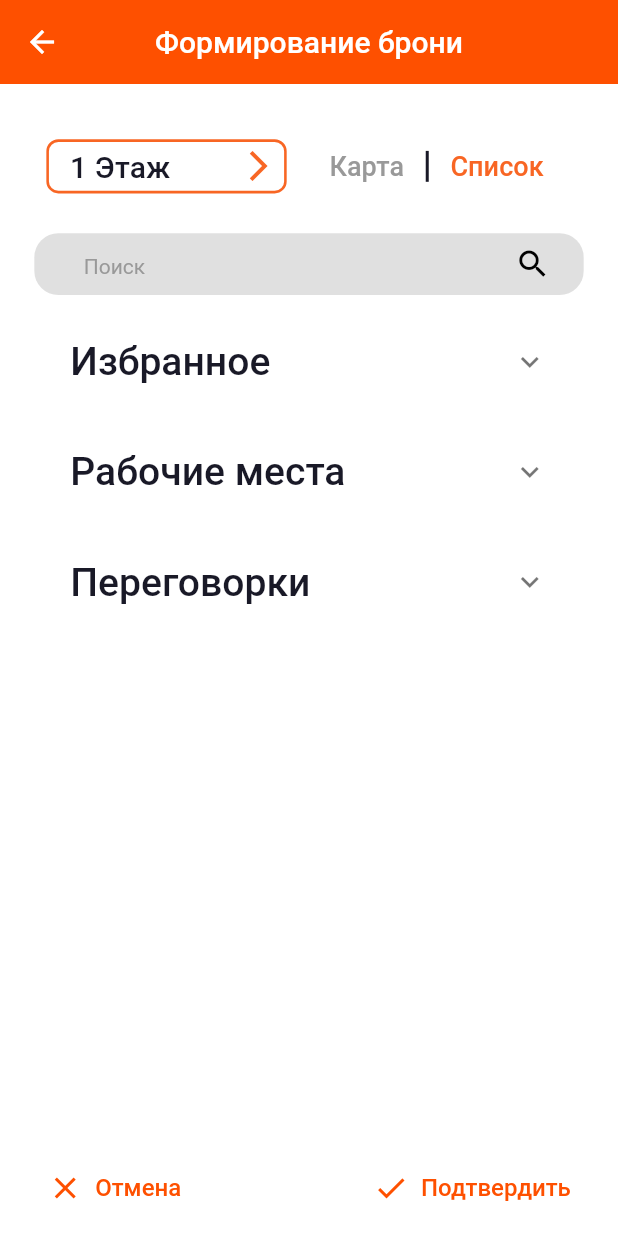
After one commit to PainappuruNyan/flutter_study_project, a Flutter app: the BookingCreate3Screen screen opened directly, on a phone screen of 412 x 824 dp. The commit adds this screen. Run offline on Flutter 3.47's test engine with Material 2 defaults, Android fonts, the light colour scheme and no system bars; our stand-ins replace accordion, dartz, equatable, flutter_screenutil, internet_connection_checker, shared_preferences; missing offline and left inert: icon_decoration; accounts and stored records are empty; project files that could hold a hidden picture were left out.

Commit message:
#15 booking create 3 screen created
See merge request plugin-fall/team5/atb_plugin_flutter!13

```diff
--- a/lib/main.dart
+++ b/lib/main.dart
@@ -29,7 +29,7 @@ class MyApp extends StatelessWidget {
         return  MaterialApp(
           theme: basicTheme(),
           debugShowCheckedModeBanner: false,
-          initialRoute: Routes.create_office_1,
+          initialRoute: Routes.login,
           routes: <String, Widget Function(BuildContext)>{
             Routes.login: (BuildContext context) => const LoginScreen(),
             Routes.profile: (BuildContext context) => const ProfileScreen(),
--- a/lib/src/core/constants/theme.dart
+++ b/lib/src/core/constants/theme.dart
@@ -17,7 +17,9 @@ ThemeData basicTheme() => ThemeData(
         elevation: 0,
         centerTitle: true,
         systemOverlayStyle:
-            SystemUiOverlayStyle(statusBarColor: MyColors.kPrimary),
+            SystemUiOverlayStyle(
+              statusBarColor: MyColors.kPrimary,
+              statusBarIconBrightness: Brightness.light,),
         backgroundColor: MyColors.kPrimary,
         titleTextStyle: TextStyle(
             fontFamily: 'Roboto',
@@ -27,7 +29,7 @@ ThemeData basicTheme() => ThemeData(
       ),
       bottomAppBarTheme: const BottomAppBarTheme(
         elevation: 0,
-        color: MyColors.kFrameBackground,
+        color: MyColors.kWhite,
       ),
       textTheme: const TextTheme(
           headline6: TextStyle(
@@ -63,7 +65,7 @@ ThemeData basicTheme() => ThemeData(
               fontFamily: 'Roboto',
               fontSize: 20,
               color: MyColors.kPrimaryText,
-              fontWeight: FontWeight.w400)),
+              fontWeight: FontWeight.w500)),
       iconTheme: const IconThemeData(color: MyColors.kWhite),
       floatingActionButtonTheme: const FloatingActionButtonThemeData(
           backgroundColor: MyColors.kPrimary, foregroundColor: MyColors.kWhite),
@@ -102,5 +104,5 @@ ThemeData basicTheme() => ThemeData(
           dayPeriodTextColor: MyColors.kPrimary,
           dialHandColor: MyColors.kPrimary,
           hourMinuteTextColor: MyColors.kPrimary),
-      scaffoldBackgroundColor: MyColors.kFrameBackground,
+      scaffoldBackgroundColor: MyColors.kWhite,
     );
--- /dev/null
+++ b/lib/src/presentation/booking/screens/booking_create_3.dart
@@ -0,0 +1,337 @@
+import 'package:flutter/material.dart';
+import 'package:flutter_screenutil/flutter_screenutil.dart';
+import 'package:icon_decoration/icon_decoration.dart';
+
+import '../../../core/constants/colors.dart';
+import '../../widgets/bottom_app_bar.dart';
+
+class BookingCreate3Screen extends StatefulWidget {
+  const BookingCreate3Screen({super.key});
+
+  static const String routeName = '/booking_create/3';
+
+  @override
+  State<StatefulWidget> createState() {
+    return _BookingCreate3Screen();
+  }
+}
+
+class _BookingCreate3Screen extends State<BookingCreate3Screen> {
+  static final List<String> favoriteList = <String>[
+    'id 1',
+    'id 2',
+    'id 3',
+    'id 4',
+    'id 5',
+  ];
+  static final List<String> workplaceList = <String>[
+    'id 1',
+    'id 2',
+    'id 3',
+    'id 4',
+    'id 5',
+  ];
+  static final List<String> meetingroomList = <String>[
+    'id 1',
+    'id 2',
+    'id 3',
+    'id 4',
+    'id 5',
+  ];
+  // final List<bool> _isFavorited = List<bool>.filled(favoriteList.length, false);
+
+  static final List<String> floors = <String>[
+    '1 Этаж',
+    '2 Этаж',
+    '3 Этаж',
+    '4 Этаж',
+    '5 Этаж',
+    '6 Этаж',
+  ];
+  String? selectedFloor = '1 Этаж';
+  bool listChecked = true;
+  bool mapChecked = false;
+  String searchString = '';
+
+  @override
+  void initState() {
+    super.initState();
+  }
+
+  @override
+  Widget build(BuildContext context) {
+    return Scaffold(
+      backgroundColor: MyColors.kWhite,
+      appBar: AppBar(
+          title: const Text(
+        'Формирование брони',
+      )),
+      body: SingleChildScrollView(
+        child: Column(
+          children: <Widget>[
+            Container(
+              padding: EdgeInsets.only(top: 30.sp, bottom: 20.sp),
+              child: Row(
+                children: <Widget>[
+                  Container(
+                    padding: EdgeInsets.only(left: 30.sp),
+                    child: CustomDropDown(
+                      value: selectedFloor,
+                      itemsList: floors,
+                      onChanged: (dynamic value) {
+                        setState(() {
+                          selectedFloor = value.toString();
+                        });
+                      },
+                    ),
+                  ),
+                  Container(
+                    padding: EdgeInsets.only(left: 20.sp),
+                    child: TextButton(
+                        onPressed: () {
+                          setState(() {
+                            mapChecked = true;
+                            listChecked = false;
+                          });
+                        },
+                        child: mapChecked
+                            ? const Text('Карта',
+                                style: TextStyle(
+                                    color: MyColors.kSecondary, fontSize: 18))
+                            : const Text('Карта',
+                                style: TextStyle(
+                                    color: MyColors.kTextSecondary,
+                                    fontSize: 18))),
+                  ),
+                  SizedBox(
+                    height: 20.h,
+                    child: const VerticalDivider(
+                      color: MyColors.kPrimaryText,
+                      thickness: 2,
+                      width: 15,
+                    ),
+                  ),
+                  TextButton(
+                      onPressed: () {
+                        setState(() {
+                          mapChecked = false;
+                          listChecked = true;
+                        });
+                      },
+                      child: listChecked
+                          ? const Text('Список',
+                              style: TextStyle(
+                                  color: MyColors.kSecondary, fontSize: 18))
+                          : const Text('Список',
+                              style: TextStyle(
+                                  color: MyColors.kTextSecondary,
+                                  fontSize: 18))),
+                ],
+              ),
+            ),
+            Container(
+              padding: EdgeInsets.only(
+                  left: 32.sp, right: 10, bottom: 5.sp, top: 5.sp),
+              width: 320.w,
+              height: 40.h,
+              decoration: BoxDecoration(
+                borderRadius: BorderRadius.circular(16),
+                color: Colors.grey.shade300,
+              ),
+              child: TextField(
+                style: Theme.of(context).textTheme.bodyText2,
+                onChanged: (String value) {
+                  setState(() {
+                    searchString = value.toLowerCase();
+                  });
+                },
+                decoration: InputDecoration(
+                  hintText: 'Поиск',
+                  hintStyle: Theme.of(context).textTheme.caption,
+                  enabledBorder: UnderlineInputBorder(
+                    borderSide: BorderSide(
+                      color: Colors.grey.shade300,
+                    ),
+                  ),
+                  focusedBorder: UnderlineInputBorder(
+                    borderSide: BorderSide(
+                      color: Colors.grey.shade300,
+                    ),
+                  ),
+                  suffixIcon: const Icon(
+                    Icons.search,
+                    color: Colors.black,
+                  ),
+                ),
+              ),
+            ),
+            Container(
+                padding: EdgeInsets.only(left: 30.sp, top: 15.sp, right: 30.sp),
+                alignment: Alignment.topLeft,
+                child: ExpansionTile(
+                  title: Text(
+                    'Избранное',
+                    style: Theme.of(context).textTheme.headline4,
+                  ),
+                  children: <Widget>[
+                    ListView.builder(
+                        shrinkWrap: true,
+                        itemCount: favoriteList.length,
+                        itemBuilder: (BuildContext context, int index) {
+                          return Card(
+                              elevation: 4,
+                              child: ListTile(
+                                title: Text(
+                                  favoriteList[index],
+                                  style: Theme.of(context).textTheme.subtitle2,
+                                ),
+                                trailing: const DecoratedIcon(
+                                  icon: Icon(Icons.star,
+                                      color: MyColors.kSecondary),
+                                  decoration: IconDecoration(
+                                      border: IconBorder(
+                                          color: MyColors.kPrimaryText,
+                                          width: 2)),
+                                ),
+                                // trailing: IconButton(
+                                //   onPressed: () => setState(() =>
+                                //       _isFavorited[index] =
+                                //           !_isFavorited[index]),
+                                //   icon: _isFavorited[index]
+                                //       ? const Icon(
+                                //           Icons.star,
+                                //           color: MyColors.kSecondary,
+                                //         )
+                                //       : const Icon(Icons.star_border),
+                                // ),
+                              ));
+                        }),
+                  ],
+                )),
+            Container(
+                padding: EdgeInsets.only(left: 30.sp, top: 15.sp, right: 30.sp),
+                alignment: Alignment.topLeft,
+                child: ExpansionTile(
+                  title: Text(
+                    'Рабочие места',
+                    style: Theme.of(context).textTheme.headline4,
+                  ),
+                  children: <Widget>[
+                    ListView.builder(
+                        shrinkWrap: true,
+                        itemCount: workplaceList.length,
+                        itemBuilder: (BuildContext context, int index) {
+                          return Card(
+                            elevation: 4,
+                            child: ListTile(
+                              title: Text(
+                                workplaceList[index],
+                                style: Theme.of(context).textTheme.subtitle2,
+                              ),
+                              trailing: const DecoratedIcon(
+                                icon: Icon(Icons.star,
+                                    color: MyColors.kSecondary),
+                                decoration: IconDecoration(
+                                    border: IconBorder(
+                                        color: MyColors.kPrimaryText,
+                                        width: 2)),
+                              ),
+                              onTap: () {},
+                            ),
+                          );
+                        }),
+                  ],
+                )),
+            Container(
+                padding: EdgeInsets.only(left: 30.sp, top: 15.sp, right: 30.sp),
+                alignment: Alignment.topLeft,
+                child: ExpansionTile(
+                  title: Text(
+                    'Переговорки',
+                    style: Theme.of(context).textTheme.headline4,
+                  ),
+                  children: <Widget>[
+                    ListView.builder(
+                        shrinkWrap: true,
+                        itemCount: meetingroomList.length,
+                        itemBuilder: (BuildContext context, int index) {
+                          return Card(
+                            elevation: 4,
+                            child: ListTile(
+                              title: Text(
+                                meetingroomList[index],
+                                style: Theme.of(context).textTheme.subtitle2,
+                              ),
+                              trailing: const DecoratedIcon(
+                                icon: Icon(Icons.star,
+                                    color: MyColors.kSecondary),
+                                decoration: IconDecoration(
+                                    border: IconBorder(
+                                        color: MyColors.kPrimaryText,
+                                        width: 2)),
+                              ),
+                              onTap: () {},
+                            ),
+                          );
+                        }),
+                  ],
+                )),
+          ],
+        ),
+      ),
+      bottomNavigationBar: const CustomBottomAppBar(
+        pageCount: '3',
+        pageNum: '3',
+      ),
+    );
+  }
+}
+
+class CustomDropDown extends StatelessWidget {
+  const CustomDropDown({
+    required this.value,
+    required this.itemsList,
+    required this.onChanged,
+    super.key,
+  });
+
+  final dynamic value;
+  final List<String> itemsList;
+  final Function(dynamic value) onChanged;
+
+  @override
+  Widget build(BuildContext context) {
+    return Container(
+      width: 140.w,
+      height: 35.h,
+      decoration: BoxDecoration(
+        borderRadius: BorderRadius.circular(8),
+        border: Border.all(color: MyColors.kSecondary, width: 1.5.w),
+        color: Colors.white,
+      ),
+      child: DropdownButtonHideUnderline(
+        child: Padding(
+          padding: const EdgeInsets.only(left: 14.0, right: 5),
+          child: DropdownButton(
+            icon: const Icon(
+              Icons.arrow_forward_ios,
+              color: MyColors.kSecondary,
+            ),
+            isExpanded: true,
+            value: value,
+            items: itemsList
+                .map((String item) => DropdownMenuItem<String>(
+                      value: item,
+                      child: Text(
+                        item,
+                        style: Theme.of(context).textTheme.subtitle2,
+                      ),
+                    ))
+                .toList(),
+            onChanged: (Object? value) => onChanged(value),
+          ),
+        ),
+      ),
+    );
+  }
+}
--- a/lib/src/presentation/booking/screens/booking_list_screen.dart
+++ b/lib/src/presentation/booking/screens/booking_list_screen.dart
@@ -1,5 +1,7 @@
 import 'package:flutter/material.dart';
 import 'package:flutter_screenutil/flutter_screenutil.dart';
+
+import '../../../core/constants/colors.dart';
 import '../../widgets/booking_card.dart' as booking;
 import '../../widgets/navigation_drawer.dart' as NavigationDrawer;
 
@@ -22,6 +24,7 @@ class BookingListScreen extends StatelessWidget {
     return DefaultTabController(
       length: 2,
       child: Scaffold(
+        backgroundColor: MyColors.kFrameBackground,
         appBar: AppBar(
             title: const Center(child: Text('Бронирования')),
             actions: <Widget>[
--- a/lib/src/presentation/routes/routes.dart
+++ b/lib/src/presentation/routes/routes.dart
@@ -1,5 +1,6 @@
 import '../administration/create_office_1.dart';
 import '../booking/screens/booking_create_2_screen.dart';
+import '../booking/screens/booking_create_3.dart';
 import '../booking/screens/booking_detail_screen.dart';
 import '../booking/screens/booking_list_screen.dart';
 import '../profile/screens/profile_screen.dart';
@@ -7,6 +8,7 @@ import '../screens/log_in_screen.dart';
 import '../screens/team_create_screen.dart';
 import '../screens/team_details_screen.dart';
 import '../screens/team_list_screen.dart';
+import '../screens/teammate_list.dart';
 
 class Routes{
   static const String profile = ProfileScreen.routeName;
@@ -18,4 +20,6 @@ class Routes{
   static const String booking_create_2 = BookingCreate2Screen.routeName;
   static const String team_create_screen = TeamCreateScreen.routeName;
   static const String team_details_screen = TeamDetailsScreen.routeName;
+  static const String booking_create_3 = BookingCreate3Screen.routeName;
+  static const String teammate_list = TeamMateList.routeName;
 }
--- a/lib/src/presentation/screens/team_list_screen.dart
+++ b/lib/src/presentation/screens/team_list_screen.dart
@@ -1,6 +1,7 @@
 import 'package:flutter/material.dart';
 import 'package:flutter_screenutil/flutter_screenutil.dart';
 
+import '../../core/constants/colors.dart';
 import '../widgets/navigation_drawer.dart' as NavigationDrawer;
 import '../widgets/team_card.dart' as teams;
 
@@ -24,6 +25,7 @@ class TeamListScreen extends StatelessWidget {
     return DefaultTabController(
           length: 2,
           child: Scaffold(
+            backgroundColor: MyColors.kFrameBackground,
             appBar: AppBar(
                 title: const Center(child: Text('Команды')),
                 actions: <Widget>[
--- a/lib/src/presentation/widgets/bottom_app_bar.dart
+++ b/lib/src/presentation/widgets/bottom_app_bar.dart
@@ -15,6 +15,8 @@ class CustomBottomAppBar extends StatelessWidget {
 
   @override
   Widget build(BuildContext context) {
+    bool lastPageCheck = false;
+    pageNum == pageCount? lastPageCheck = false: lastPageCheck = true;
     return BottomAppBar(
         child: Container(
             padding: EdgeInsets.symmetric(horizontal: 15.sp),
@@ -36,10 +38,14 @@ class CustomBottomAppBar extends StatelessWidget {
                       ),
                     ),
                   ),
-                  Text(
+                  Visibility(
+                    visible: lastPageCheck,
+                    child: Text(
                       '$pageNum/$pageCount',
                       style: Theme.of(context).textTheme.headline6,
                     ),
+                  ),
+                  if (pageCount != pageNum)
                     TextButton(
                       onPressed: () {},
                       child: TextButton.icon(
@@ -55,6 +61,22 @@ class CustomBottomAppBar extends StatelessWidget {
                         ),
                       ),
                     )
+                  else
+                    TextButton(
+                      onPressed: () {},
+                      child: TextButton.icon(
+                        onPressed: () {},
+                        label: Text(
+                          'Подтвердить',
+                          style: Theme.of(context).textTheme.headline6,
+                        ),
+                        icon: const Icon(
+                          Icons.check,
+                          size: 24.0,
+                          color: MyColors.kPrimary,
+                        ),
+                      ),
+                    ),
                 ])));
   }
 }
--- a/pubspec.yaml
+++ b/pubspec.yaml
@@ -36,6 +36,7 @@ dependencies:
   json_schema:
   retry:
   intl:
+  icon_decoration:
 
   flutter:
     sdk: flutter
@@ -93,6 +94,7 @@ flutter:
     - assets/files/posts.json
     - assets/images/Group 1740.png
     - assets/images/Union.png
+    - assets/images/coolLogo.png
 #     - For Honor2021-3-20-23-48-43.jpg
   #   - images/a_dot_burr.jpeg
   #   - images/a_dot_ham.jpeg
```
Also changed, not shown: pubspec.lock. Lines whose indentation alone changed are shown as unchanged.
